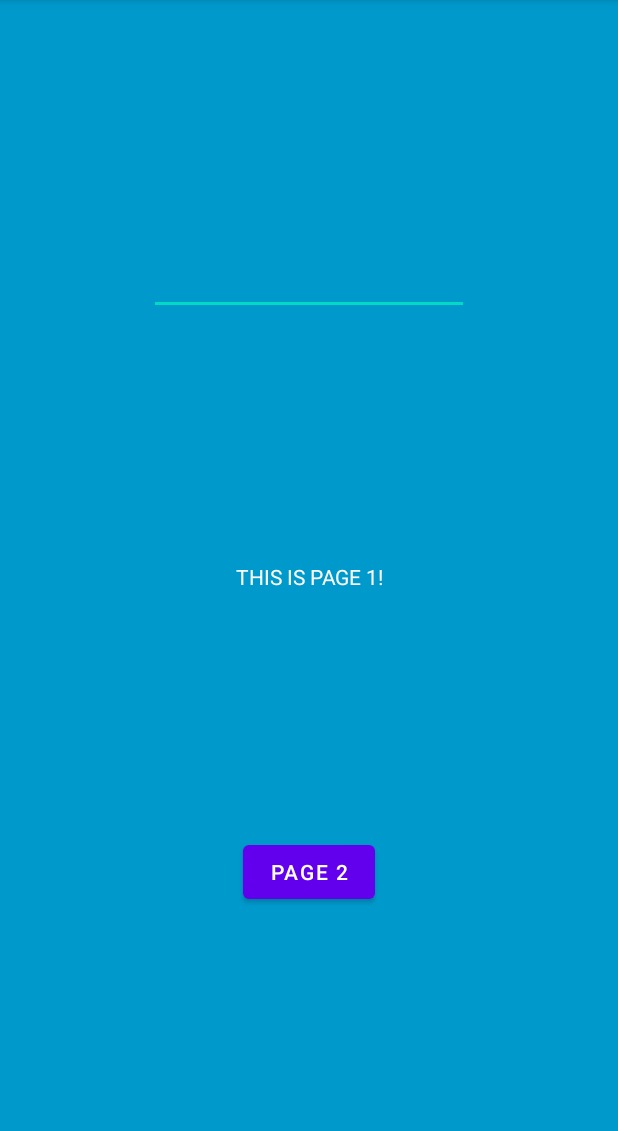
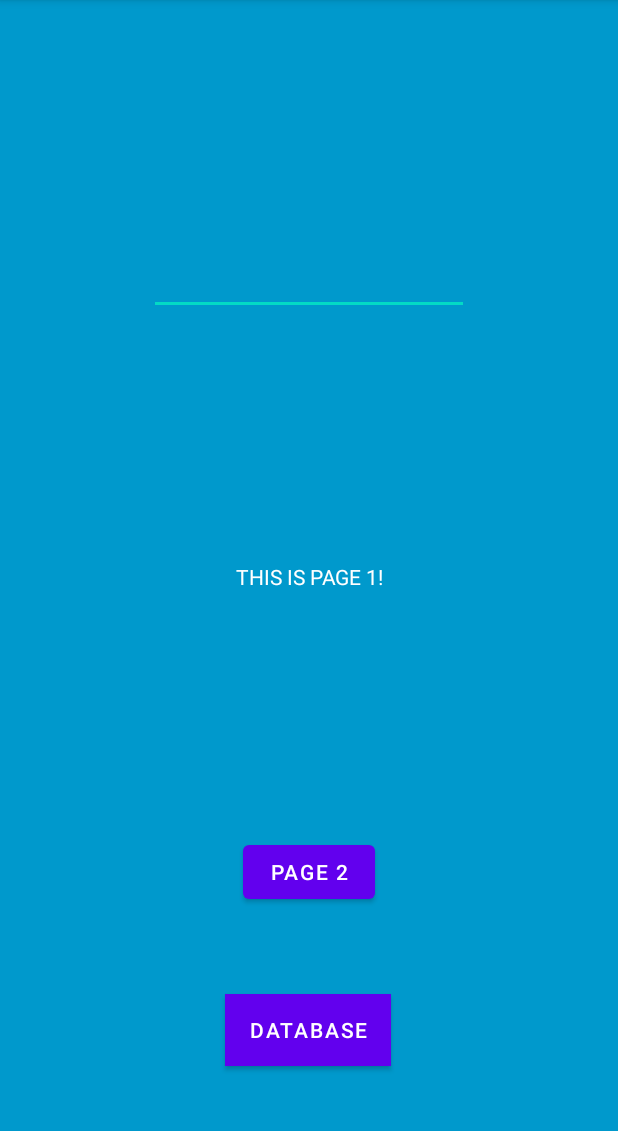
Before and after one commit to Enigmaticass/BackToTheBasics, an Android app: the screen it shows after launch (MainActivity), on a phone screen of 412 x 824 dp, the part 84-1215 px from its top. Run offline under Robolectric (Android 15) with nearby library versions, the phone set to English and light mode, and no system bars; our stand-ins replace Firebase (no records; nobody signed in at launch, a user with empty details on screens opened directly).

Commit message:
7/10/21 - 1st Update

```diff
--- a/app/build.gradle
+++ b/app/build.gradle
@@ -1,15 +1,16 @@
 plugins {
     id 'com.android.application'
+    id 'com.google.gms.google-services'
 }
 
 android {
     compileSdkVersion 30
-    buildToolsVersion "30.0.0"
+    buildToolsVersion "30.0.2"
 
     defaultConfig {
         applicationId "com.example.backtobasics"
         minSdkVersion 21
-        targetSdkVersion 21
+        targetSdkVersion 30
         versionCode 1
         versionName "1.0"
 
@@ -33,6 +34,7 @@ dependencies {
     implementation 'androidx.appcompat:appcompat:1.3.1'
     implementation 'com.google.android.material:material:1.4.0'
     implementation 'androidx.constraintlayout:constraintlayout:2.1.0'
+    implementation 'com.google.firebase:firebase-database:19.2.1'
     testImplementation 'junit:junit:4.+'
     androidTestImplementation 'androidx.test.ext:junit:1.1.3'
     androidTestImplementation 'androidx.test.espresso:espresso-core:3.4.0'
--- a/app/src/main/java/com/example/backtobasics/MainActivity.java
+++ b/app/src/main/java/com/example/backtobasics/MainActivity.java
@@ -9,7 +9,11 @@ import android.widget.EditText;
 import android.widget.TextView;
 import android.widget.Toast;
 
+import com.google.firebase.database.DatabaseReference;
+import com.google.firebase.database.FirebaseDatabase;
+
 public class MainActivity extends AppCompatActivity {
+    FirebaseDatabase database = FirebaseDatabase.getInstance();
 
     @Override
     protected void onCreate(Bundle savedInstanceState) {
@@ -24,6 +28,7 @@ public class MainActivity extends AppCompatActivity {
 
     public void onClick(View view) {
 
+
         EditText editPassword = findViewById(R.id.editTextPassword);
         TextView textPassword = findViewById(R.id.textViewPassword);
         String content = editPassword.getText().toString();
@@ -34,4 +39,9 @@ public class MainActivity extends AppCompatActivity {
         toastMsg("Wrong Password! C'mon Man");
         }
     }
+    public void onClick2(View view){
+        DatabaseReference myRef = database.getReference("message");
+
+        myRef.setValue("Goodbye World! See You Tomorrow!");
+    }
 }
--- a/app/src/main/res/layout/activity_main.xml
+++ b/app/src/main/res/layout/activity_main.xml
@@ -52,4 +52,18 @@
         app:layout_constraintStart_toStartOf="parent"
         app:layout_constraintTop_toBottomOf="@+id/textView" />
 
+    <Button
+        android:id="@+id/button2"
+        android:layout_width="wrap_content"
+        android:layout_height="wrap_content"
+        android:background="#03A9F4"
+        android:onClick="onClick2"
+        android:text="Database"
+        app:layout_constraintBottom_toBottomOf="parent"
+        app:layout_constraintEnd_toEndOf="parent"
+        app:layout_constraintHorizontal_bias="0.498"
+        app:layout_constraintStart_toStartOf="parent"
+        app:layout_constraintTop_toTopOf="parent"
+        app:layout_constraintVertical_bias="0.92" />
+
 </androidx.constraintlayout.widget.ConstraintLayout>
--- a/build.gradle
+++ b/build.gradle
@@ -5,7 +5,8 @@ buildscript {
         mavenCentral()
     }
     dependencies {
-        classpath "com.android.tools.build:gradle:4.2.2"
+        classpath 'com.android.tools.build:gradle:7.0.2'
+        classpath 'com.google.gms:google-services:4.3.3'
 
         // NOTE: Do not place your application dependencies here; they belong
         // in the individual module build.gradle files
```
Also changed, not shown: gradle/wrapper/gradle-wrapper.properties, 1 other file.
